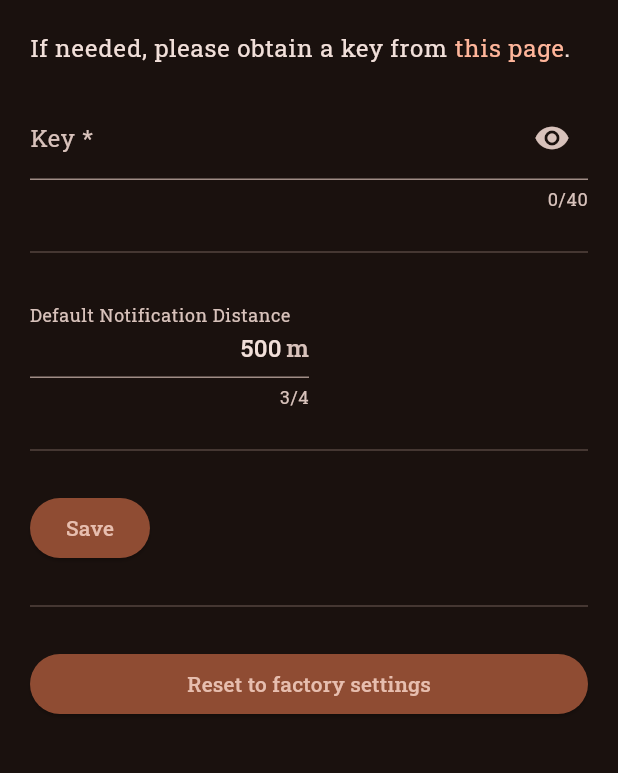
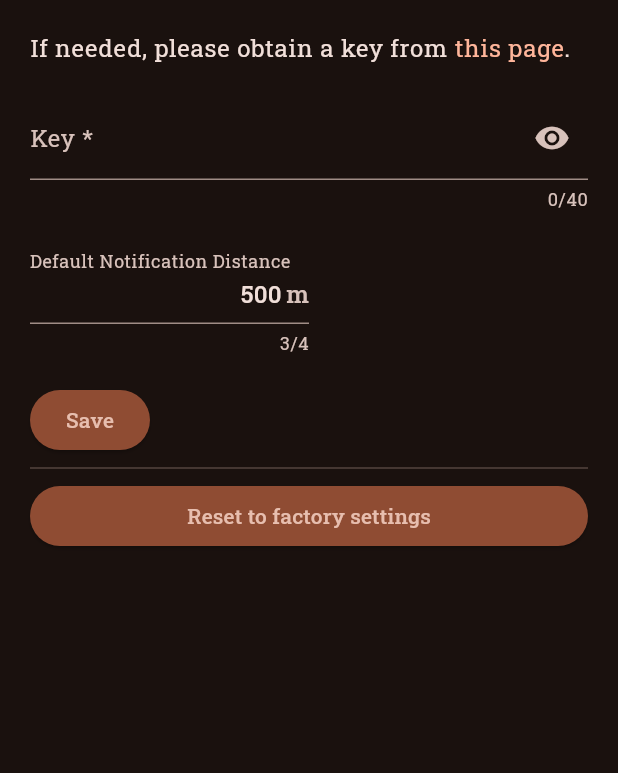
Before and after one commit to m5lk3n/wyatt, a Flutter app: the SettingsScreen screen opened by its route, on a phone screen of 412 x 824 dp, the part 84-857 px from its top. Run offline on Flutter 3.47's test engine with Material 3 defaults, Android fonts, the phone set to English and light mode, and no system bars; our stand-ins replace flutter_datetime_picker_plus, flutter_riverpod, flutter_secure_storage, geocoding, go_router, google_fonts and 4 more; missing offline and left inert: google_map_dynamic_key, restart_app; accounts and stored records are empty.

Commit message:
remove dividers, clean padding a bit

```diff
--- a/lib/common.dart
+++ b/lib/common.dart
@@ -37,6 +37,6 @@ abstract class Screen {
   static const String setup = 'Saddle Up';
   static const String settings = 'Settings';
   static const String about = 'About';
-  static const String editLocation = 'Edit Location';
+  static const String editReminder = 'Edit Reminder';
   static const String pickLocation = 'Pick a Location';
 }
--- a/lib/screens/settings.dart
+++ b/lib/screens/settings.dart
@@ -261,21 +261,21 @@ class _SettingsScreenState extends ConsumerState<SettingsScreen> {
           ),
           _isSettingUp
               ? SizedBox.shrink()
-              : Divider(
-                  indent: Common.space,
-                  endIndent: Common.space,
-                ),
-          _isSettingUp
-              ? SizedBox.shrink()
               : Padding(
-                  padding: const EdgeInsets.all(Common.space),
+                  padding: const EdgeInsets.fromLTRB(
+                    Common.space,
+                    0,
+                    Common.space,
+                    0,
+                  ),
                   child: distanceField),
-          Divider(
-            indent: Common.space,
-            endIndent: Common.space,
-          ),
           Padding(
-            padding: const EdgeInsets.all(Common.space),
+            padding: const EdgeInsets.fromLTRB(
+              Common.space,
+              Common.space,
+              Common.space,
+              0,
+            ),
             child: Row(
               mainAxisAlignment: MainAxisAlignment.start,
               children: [
@@ -301,7 +301,12 @@ class _SettingsScreenState extends ConsumerState<SettingsScreen> {
           _isSettingUp
               ? SizedBox.shrink()
               : Padding(
-                  padding: const EdgeInsets.all(Common.space),
+                  padding: const EdgeInsets.fromLTRB(
+                    Common.space,
+                    0,
+                    Common.space,
+                    0,
+                  ),
                   child: ElevatedButton(
                     style: ElevatedButton.styleFrom(
                       foregroundColor: Theme.of(context).colorScheme.secondary,
```
Also changed, not shown: lib/screens/location.dart (+3 -19 lines), 1 other file.
